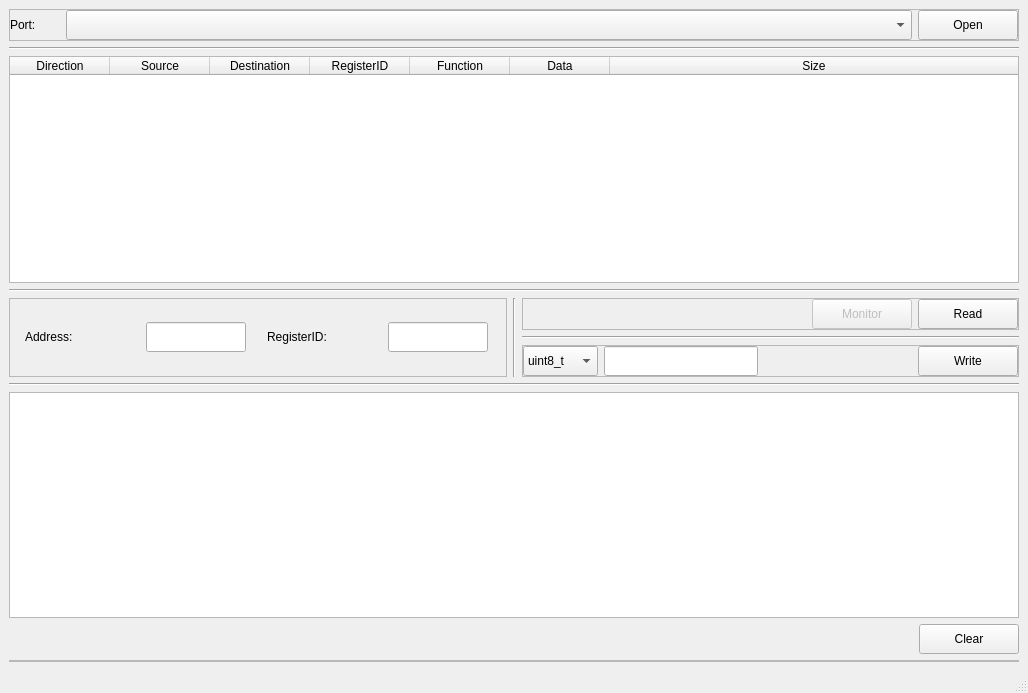
First picture: the form in tools/danish-monitor/mainwindow.ui, repository araz71/danish, before the edit.
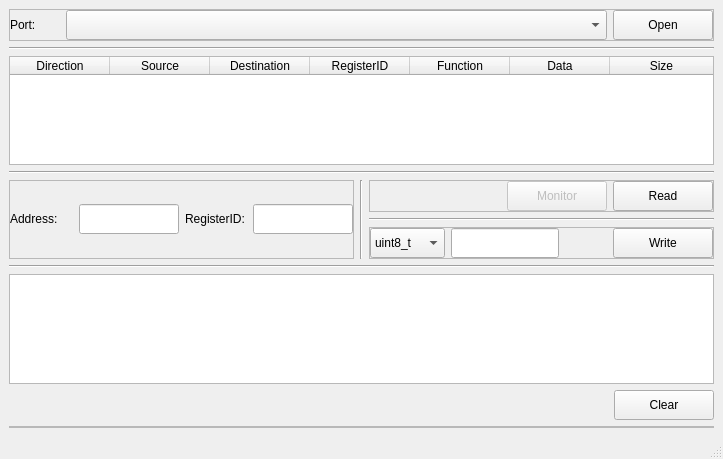
Second picture: the form after the edit.

The edit to the form file:
```diff
--- a/tools/danish-monitor/mainwindow.ui
+++ b/tools/danish-monitor/mainwindow.ui
@@ -6,8 +6,8 @@
    <rect>
     <x>0</x>
     <y>0</y>
-    <width>1028</width>
-    <height>693</height>
+    <width>723</width>
+    <height>459</height>
    </rect>
   </property>
   <property name="windowTitle">
```
